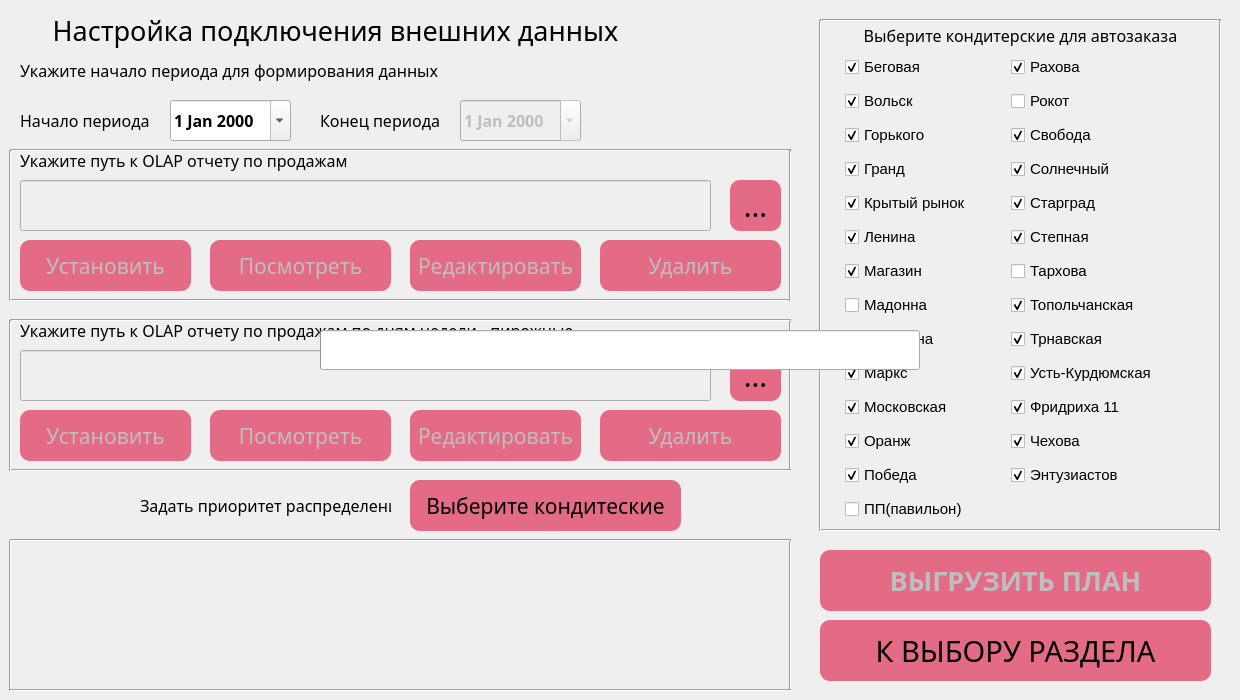
This is ui/pie.ui in PavelZagumenkin/Malina_Orders_v1 as Qt 5 draws it before an edit. The edited form follows.
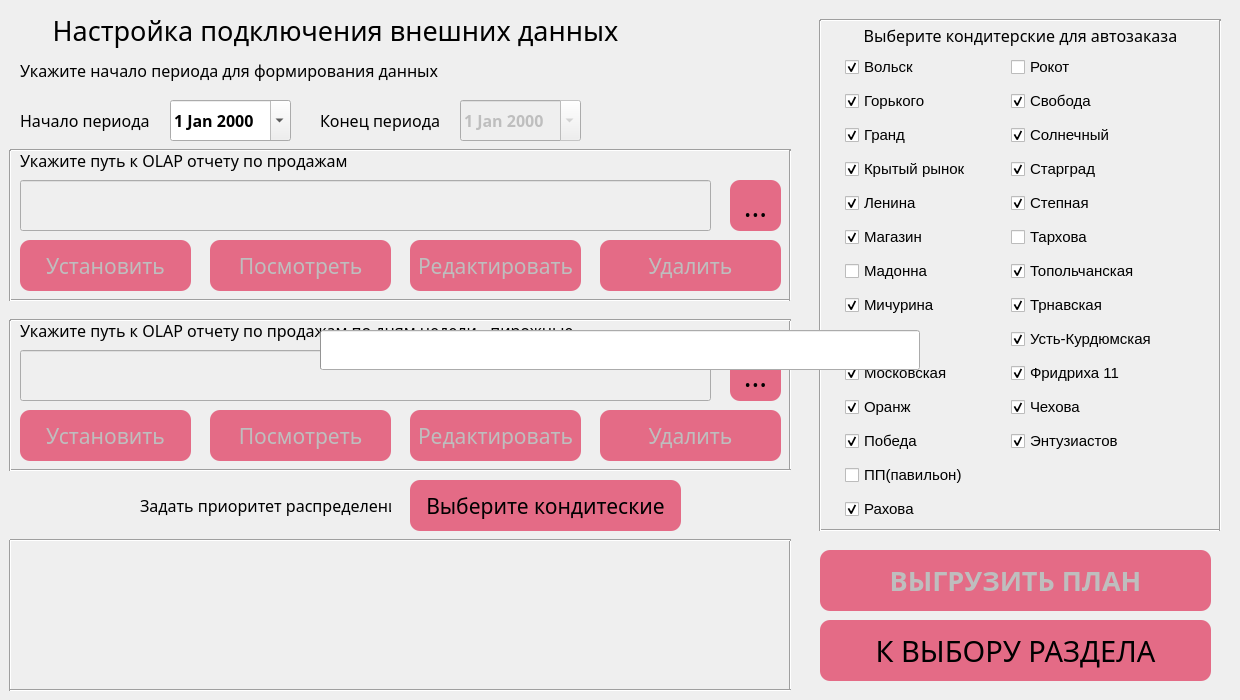
This is the edited form. Icons and pictures are not drawn.

```diff
--- a/ui/pie.ui
+++ b/ui/pie.ui
@@ -839,21 +839,6 @@
       <number>5</number>
      </property>
      <item row="0" column="0">
-      <widget class="QCheckBox" name="cb_begovaya">
-       <property name="font">
-        <font>
-         <pointsize>11</pointsize>
-        </font>
-       </property>
-       <property name="text">
-        <string>Беговая</string>
-       </property>
-       <property name="checked">
-        <bool>true</bool>
-       </property>
-      </widget>
-     </item>
-     <item row="1" column="0">
       <widget class="QCheckBox" name="cb_volsk">
        <property name="font">
         <font>
@@ -868,7 +853,7 @@
        </property>
       </widget>
      </item>
-     <item row="2" column="0">
+     <item row="1" column="0">
       <widget class="QCheckBox" name="cb_gorkogo">
        <property name="font">
         <font>
@@ -883,7 +868,7 @@
        </property>
       </widget>
      </item>
-     <item row="3" column="0">
+     <item row="2" column="0">
       <widget class="QCheckBox" name="cb_grand">
        <property name="font">
         <font>
@@ -898,7 +883,7 @@
        </property>
       </widget>
      </item>
-     <item row="4" column="0">
+     <item row="3" column="0">
       <widget class="QCheckBox" name="cb_kr">
        <property name="font">
         <font>
@@ -913,7 +898,7 @@
        </property>
       </widget>
      </item>
-     <item row="5" column="0">
+     <item row="4" column="0">
       <widget class="QCheckBox" name="cb_lenina">
        <property name="font">
         <font>
@@ -928,7 +913,7 @@
        </property>
       </widget>
      </item>
-     <item row="6" column="0">
+     <item row="5" column="0">
       <widget class="QCheckBox" name="cb_magazin">
        <property name="font">
         <font>
@@ -943,7 +928,7 @@
        </property>
       </widget>
      </item>
-     <item row="7" column="0">
+     <item row="6" column="0">
       <widget class="QCheckBox" name="cb_madonna">
        <property name="font">
         <font>
@@ -955,22 +940,7 @@
        </property>
       </widget>
      </item>
-     <item row="9" column="0">
-      <widget class="QCheckBox" name="cb_marks">
-       <property name="font">
-        <font>
-         <pointsize>11</pointsize>
-        </font>
-       </property>
-       <property name="text">
-        <string>Маркс</string>
-       </property>
-       <property name="checked">
-        <bool>true</bool>
-       </property>
-      </widget>
-     </item>
-     <item row="8" column="0">
+     <item row="7" column="0">
       <widget class="QCheckBox" name="cb_michurina">
        <property name="font">
         <font>
@@ -988,7 +958,22 @@
        </property>
       </widget>
      </item>
-     <item row="10" column="0">
+     <item row="8" column="0">
+      <widget class="QCheckBox" name="cb_marks">
+       <property name="font">
+        <font>
+         <pointsize>11</pointsize>
+        </font>
+       </property>
+       <property name="text">
+        <string>Маркс</string>
+       </property>
+       <property name="checked">
+        <bool>true</bool>
+       </property>
+      </widget>
+     </item>
+     <item row="9" column="0">
       <widget class="QCheckBox" name="cb_moskovskaya">
        <property name="font">
         <font>
@@ -1003,7 +988,7 @@
        </property>
       </widget>
      </item>
-     <item row="11" column="0">
+     <item row="10" column="0">
       <widget class="QCheckBox" name="cb_orang">
        <property name="font">
         <font>
@@ -1018,7 +1003,7 @@
        </property>
       </widget>
      </item>
-     <item row="12" column="0">
+     <item row="11" column="0">
       <widget class="QCheckBox" name="cb_pobeda">
        <property name="font">
         <font>
@@ -1033,7 +1018,7 @@
        </property>
       </widget>
      </item>
-     <item row="13" column="0">
+     <item row="12" column="0">
       <widget class="QCheckBox" name="cb_pavilon">
        <property name="font">
         <font>
@@ -1045,7 +1030,7 @@
        </property>
       </widget>
      </item>
-     <item row="0" column="1">
+     <item row="13" column="0">
       <widget class="QCheckBox" name="cb_rahova">
        <property name="font">
         <font>
@@ -1060,7 +1045,7 @@
        </property>
       </widget>
      </item>
-     <item row="1" column="1">
+     <item row="0" column="1">
       <widget class="QCheckBox" name="cb_rokot">
        <property name="font">
         <font>
@@ -1075,7 +1060,7 @@
        </property>
       </widget>
      </item>
-     <item row="2" column="1">
+     <item row="1" column="1">
       <widget class="QCheckBox" name="cb_svoboda">
        <property name="font">
         <font>
@@ -1090,7 +1075,7 @@
        </property>
       </widget>
      </item>
-     <item row="3" column="1">
+     <item row="2" column="1">
       <widget class="QCheckBox" name="cb_solnechnii">
        <property name="font">
         <font>
@@ -1105,7 +1090,7 @@
        </property>
       </widget>
      </item>
-     <item row="4" column="1">
+     <item row="3" column="1">
       <widget class="QCheckBox" name="cb_stargrad">
        <property name="font">
         <font>
@@ -1120,7 +1105,7 @@
        </property>
       </widget>
      </item>
-     <item row="5" column="1">
+     <item row="4" column="1">
       <widget class="QCheckBox" name="cb_stepnaya">
        <property name="font">
         <font>
@@ -1135,7 +1120,7 @@
        </property>
       </widget>
      </item>
-     <item row="6" column="1">
+     <item row="5" column="1">
       <widget class="QCheckBox" name="cb_tarhova">
        <property name="font">
         <font>
@@ -1150,7 +1135,7 @@
        </property>
       </widget>
      </item>
-     <item row="7" column="1">
+     <item row="6" column="1">
       <widget class="QCheckBox" name="cb_topol">
        <property name="font">
         <font>
@@ -1165,7 +1150,7 @@
        </property>
       </widget>
      </item>
-     <item row="8" column="1">
+     <item row="7" column="1">
       <widget class="QCheckBox" name="cb_trnavskaya">
        <property name="font">
         <font>
@@ -1180,7 +1165,7 @@
        </property>
       </widget>
      </item>
-     <item row="9" column="1">
+     <item row="8" column="1">
       <widget class="QCheckBox" name="cb_ust_kurdym">
        <property name="font">
         <font>
@@ -1195,7 +1180,7 @@
        </property>
       </widget>
      </item>
-     <item row="10" column="1">
+     <item row="9" column="1">
       <widget class="QCheckBox" name="cb_fridriha">
        <property name="font">
         <font>
@@ -1210,7 +1195,7 @@
        </property>
       </widget>
      </item>
-     <item row="11" column="1">
+     <item row="10" column="1">
       <widget class="QCheckBox" name="cb_chehova">
        <property name="enabled">
         <bool>true</bool>
@@ -1231,7 +1216,7 @@
        </property>
       </widget>
      </item>
-     <item row="12" column="1">
+     <item row="11" column="1">
       <widget class="QCheckBox" name="cb_entuziastov">
        <property name="font">
         <font>
```
